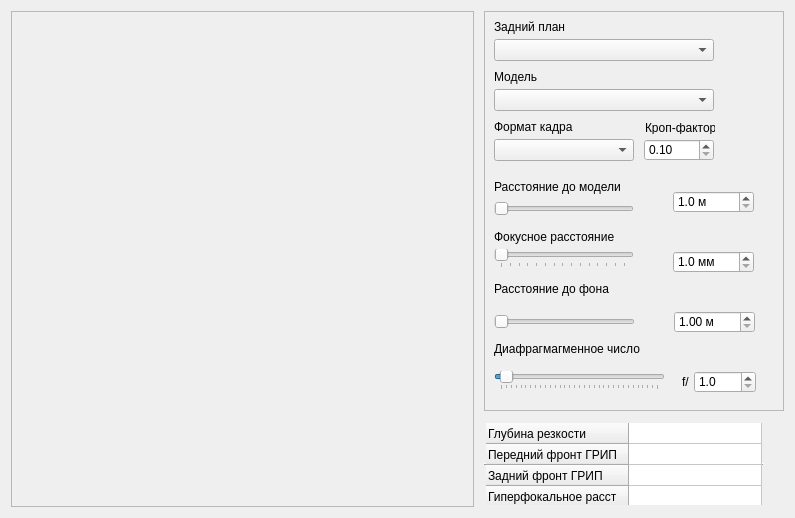
Betchika99/GRIP-calculator, file dofcalc/mainwindow.ui: the form before one commit.
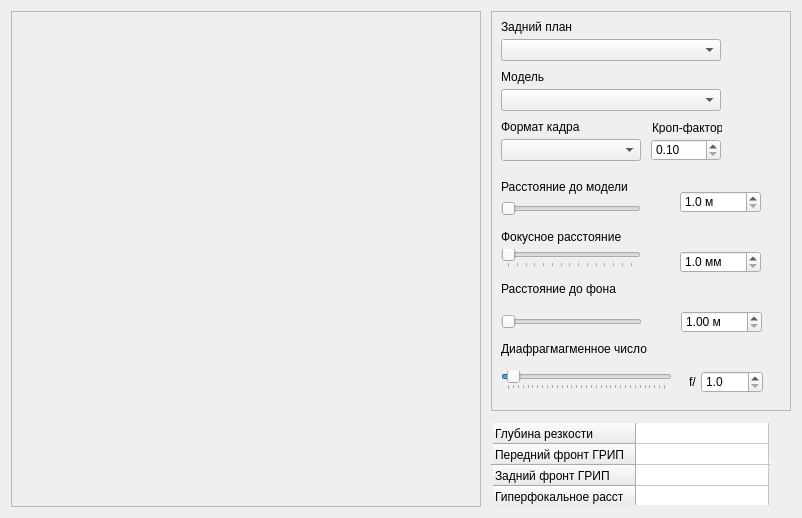
The form after the commit.

```diff
--- a/dofcalc/mainwindow.ui
+++ b/dofcalc/mainwindow.ui
@@ -6,7 +6,7 @@
    <rect>
     <x>0</x>
     <y>0</y>
-    <width>795</width>
+    <width>802</width>
     <height>518</height>
    </rect>
   </property>
```
